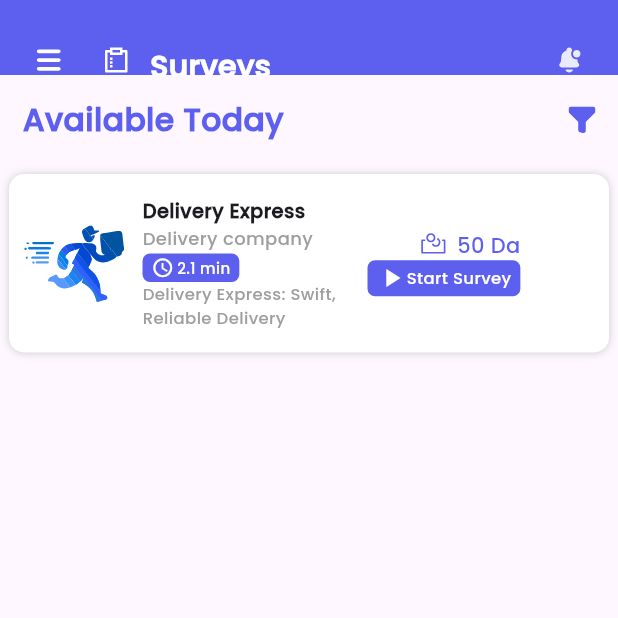
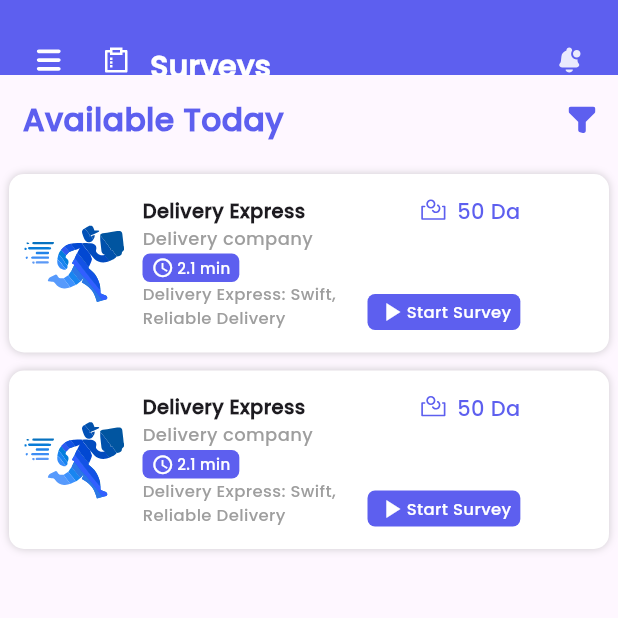
Before and after one commit to t-88/coscape-hackthone, a Flutter app: the screen it shows after launch, after a tap on "Delivery Express", after a tap on "Start Survey", on a phone screen of 412 x 824 dp, the top half of it. Run offline on Flutter 3.47's test engine with Material 3 defaults, Android fonts, the phone set to English and light mode, and no system bars; our stand-ins replace flutter_svg, get.

Commit message:
measure_size component and correct the start_survey button placement

```diff
--- /dev/null
+++ b/lib/components/measure_size.dart
@@ -0,0 +1,46 @@
+import 'package:flutter/material.dart';
+import 'package:flutter/rendering.dart';
+
+
+typedef void OnWidgetSizeChange(Size size);
+
+class MeasureSizeRenderObject extends RenderProxyBox {
+  Size? oldSize;
+  OnWidgetSizeChange onChange;
+
+  MeasureSizeRenderObject(this.onChange);
+
+  @override
+  void performLayout() {
+    super.performLayout();
+
+    Size newSize = child!.size;
+    if (oldSize == newSize) return;
+
+    oldSize = newSize;
+    WidgetsBinding.instance!.addPostFrameCallback((_) {
+      onChange(newSize);
+    });
+  }
+}
+
+class MeasureSize extends SingleChildRenderObjectWidget {
+  final OnWidgetSizeChange onChange;
+
+  const MeasureSize({
+    Key? key,
+    required this.onChange,
+    required Widget child,
+  }) : super(key: key, child: child);
+
+  @override
+  RenderObject createRenderObject(BuildContext context) {
+    return MeasureSizeRenderObject(onChange);
+  }
+
+  @override
+  void updateRenderObject(
+      BuildContext context, covariant MeasureSizeRenderObject renderObject) {
+    renderObject.onChange = onChange;
+  }
+}
--- a/lib/components/survery_card.dart
+++ b/lib/components/survery_card.dart
@@ -1,7 +1,8 @@
-
-
+import 'package:coscape_mobile/components/measure_size.dart';
+import 'package:coscape_mobile/state/survey_controler.dart';
 import 'package:flutter/material.dart';
 import 'package:flutter_svg/flutter_svg.dart';
+import 'package:get/get.dart';
 
 class SurveyCard extends StatelessWidget {
   final Function on_details;
@@ -15,7 +16,9 @@ class SurveyCard extends StatelessWidget {
   @override
   Widget build(BuildContext context) {
     return GestureDetector(
-        onTap: () { on_details(); },
+      onTap: () {
+        on_details();
+      },
       child: Container(
         margin: EdgeInsets.symmetric(
           horizontal: 6,
@@ -38,7 +41,11 @@ class SurveyCard extends StatelessWidget {
                   width: 80,
                 ),
                 SizedBox(width: 5),
-                Column(
+                MeasureSize(
+                  onChange: (size) =>
+                      Get.find<SurveyControler>().set_card_height(size),
+                  child: Container(
+                    child: Column(
                       crossAxisAlignment: CrossAxisAlignment.start,
                       children: [
                         Text(
@@ -57,7 +64,8 @@ class SurveyCard extends StatelessWidget {
                         ),
                         SizedBox(height: 2),
                         Container(
-                      padding: EdgeInsets.symmetric(vertical: 2, horizontal: 6),
+                          padding:
+                              EdgeInsets.symmetric(vertical: 2, horizontal: 6),
                           decoration: BoxDecoration(
                             color: Color(0xFF5d5fef),
                             borderRadius: BorderRadius.circular(5),
@@ -91,10 +99,14 @@ class SurveyCard extends StatelessWidget {
                           ),
                         ),
                       ],
-                )
+                    ),
+                  ),
+                ),
               ],
             ),
-            Container(
+            Obx(
+              () => Container(
+                height: Get.find<SurveyControler>().card_height.value,
                 child: Column(
                   mainAxisAlignment: MainAxisAlignment.spaceBetween,
                   crossAxisAlignment: CrossAxisAlignment.end,
@@ -115,9 +127,12 @@ class SurveyCard extends StatelessWidget {
                       ],
                     ),
                     GestureDetector(
-                    onTap: () {  on_start(); },
+                      onTap: () {
+                        on_start();
+                      },
                       child: Container(
-                      padding: EdgeInsets.symmetric(vertical: 2, horizontal: 6),
+                        padding:
+                            EdgeInsets.symmetric(vertical: 2, horizontal: 6),
                         child: Row(
                           children: [
                             Icon(
@@ -127,7 +142,8 @@ class SurveyCard extends StatelessWidget {
                             ),
                             Text(
                               "Start Survey",
-                            style: TextStyle(color: Colors.white, fontSize: 11),
+                              style:
+                                  TextStyle(color: Colors.white, fontSize: 11),
                             ),
                           ],
                         ),
@@ -139,6 +155,7 @@ class SurveyCard extends StatelessWidget {
                     )
                   ],
                 ),
+              ),
             )
           ],
         ),
--- a/lib/main.dart
+++ b/lib/main.dart
@@ -15,7 +15,7 @@ class MyApp extends StatelessWidget {
   Widget build(BuildContext context) {
     return GetMaterialApp(
       title: 'Al-Nachieon',
-
+        debugShowCheckedModeBanner: false,
       theme: ThemeData(
         colorScheme: ColorScheme.fromSeed(seedColor: Colors.deepPurple),
         useMaterial3: true,
--- a/lib/pages/survey_page.dart
+++ b/lib/pages/survey_page.dart
@@ -46,6 +46,7 @@ class SurveyPage extends StatelessWidget {
                       children: [
                         AvailableAndFilter(),
                         SurveyCard(on_details: survey_controler.view_survey_details, on_start: survey_controler.start_survey),
+                        SurveyCard(on_details: survey_controler.view_survey_details, on_start: survey_controler.start_survey),
                       ],
                     ),
                   ),
--- a/lib/state/survey_controler.dart
+++ b/lib/state/survey_controler.dart
@@ -2,10 +2,13 @@
 
 
 import 'package:coscape_mobile/consts/routes.dart';
+import 'package:flutter/widgets.dart';
 import 'package:get/get.dart';
 
 class SurveyControler extends GetxController {
   var show_survey_details = false.obs;
+
+  var card_height = (100.0).obs;
 
   void view_survey_details() {
     show_survey_details.value = true;
@@ -18,5 +21,9 @@ class SurveyControler extends GetxController {
     Get.toNamed(Routes.survey_questions_page);
   }
 
+  void set_card_height(Size size) {
+    card_height.value = size.height;
+  }
+
 
 }
--- a/lib/state/survey_questions_controler.dart
+++ b/lib/state/survey_questions_controler.dart
@@ -39,6 +39,6 @@ class SurveyQuestionsControler extends GetxController {
 
   void submit_data() {
     Get.toNamed(Routes.surveys_page);
-    Get.snackbar("Success", "Your response have been sent");
+    Get.snackbar("Thank you", "Your response have been successfully sent");
   }
 }
```
Lines whose indentation alone changed are shown as unchanged.
